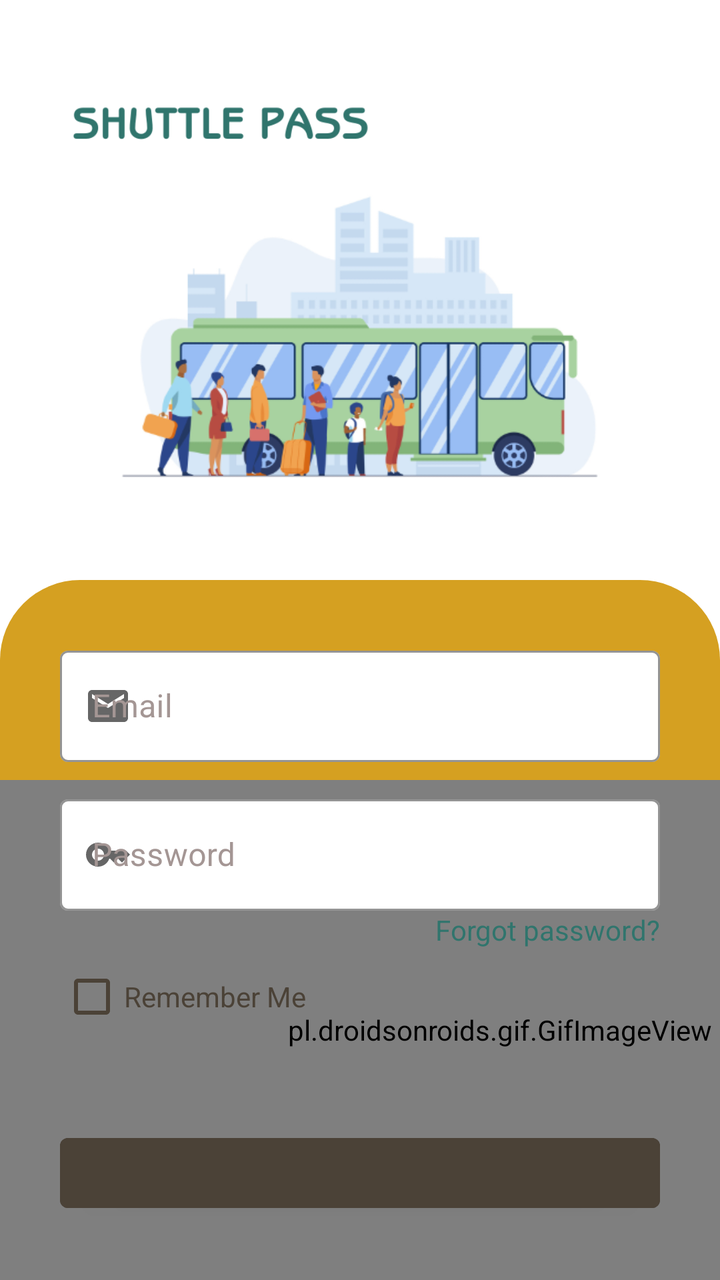
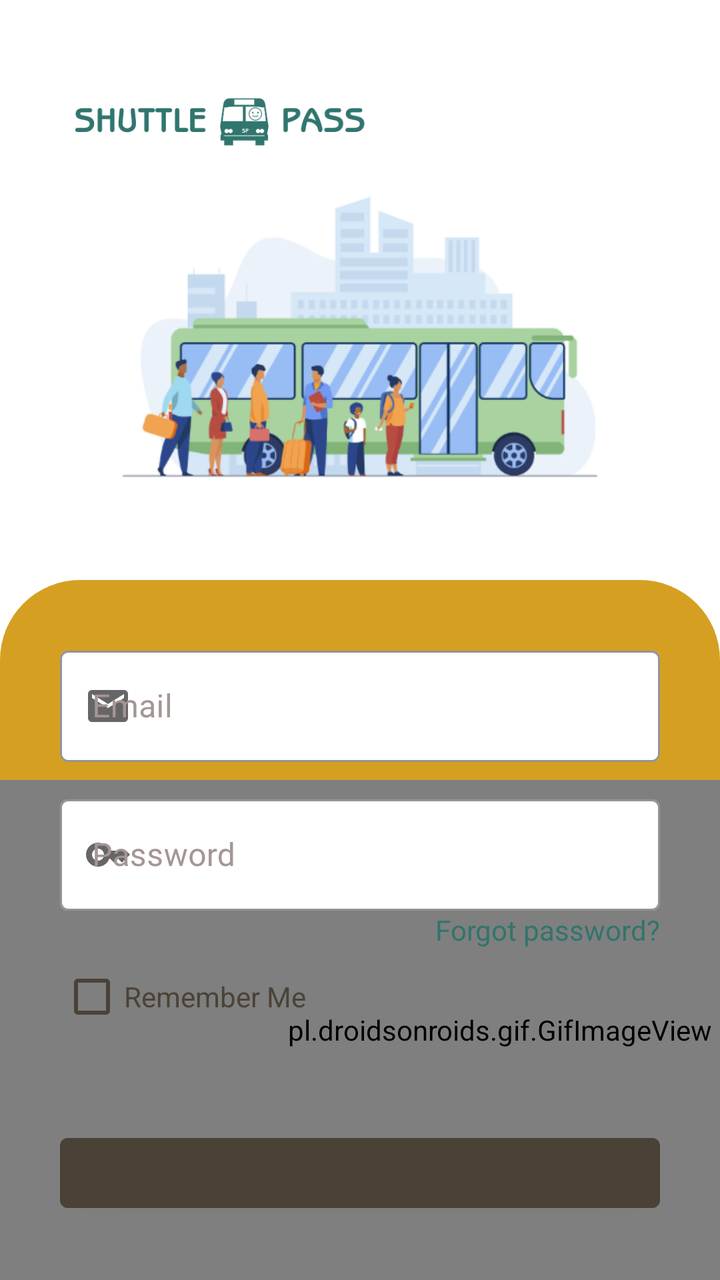

The first picture is an Android layout as it rendered before a commit; the second is the same layout after the commit. The layout source and the unified diff follow.
<!-- AndroidManifest.xml: application theme Theme.ShuttlePassDriver -->
<!-- res/layout/activity_login.xml -->
<?xml version="1.0" encoding="utf-8"?>
<androidx.constraintlayout.widget.ConstraintLayout xmlns:android="http://schemas.android.com/apk/res/android"
    xmlns:app="http://schemas.android.com/apk/res-auto"
    xmlns:tools="http://schemas.android.com/tools"
    android:layout_width="match_parent"
    android:layout_height="match_parent"
    tools:context=".Login">

    <LinearLayout
        android:layout_width="match_parent"
        android:layout_height="match_parent"
        android:orientation="vertical"
        app:layout_constraintBottom_toBottomOf="parent"
        app:layout_constraintEnd_toEndOf="parent"
        app:layout_constraintStart_toStartOf="parent"
        app:layout_constraintTop_toTopOf="parent">

        <LinearLayout
            android:layout_width="match_parent"
            android:layout_height="wrap_content"
            android:orientation="vertical"
            android:layout_margin="35dp"
            >
            <ImageView
                android:layout_width="150dp"
                android:layout_height="50dp"
                android:src="@drawable/brand_text" />

            <ImageView
                android:layout_width="400dp"
                android:layout_height="170dp"
                android:layout_gravity="center"
                android:src="@drawable/bus_illust" />
        </LinearLayout>

        <RelativeLayout
            android:layout_width="match_parent"
            android:layout_height="match_parent">

            <ImageView
                android:id="@+id/imageView2"
                android:layout_width="match_parent"
                android:layout_height="match_parent"
                android:src="@drawable/bottom_background" />

            <LinearLayout
                android:layout_width="wrap_content"
                android:layout_height="match_parent"
                android:gravity="bottom">

                <pl.droidsonroids.gif.GifImageView
                    android:layout_width="500dp"
                    android:layout_height="250dp"
                    android:src="@drawable/wave"
                    />
            </LinearLayout>

            <androidx.cardview.widget.CardView
                android:layout_width="match_parent"
                android:layout_height="match_parent"
                app:cardBackgroundColor="@android:color/transparent"
                app:cardCornerRadius="40dp"
                app:contentPadding="30dp"
                app:cardElevation="0dp"
                >


            <LinearLayout
                android:layout_width="match_parent"
                android:layout_height="wrap_content"
                android:orientation="vertical"
               >

                <com.google.android.material.textfield.TextInputLayout
                    android:id="@+id/email"
                    style="@style/Widget.MaterialComponents.TextInputLayout.OutlinedBox"
                    android:layout_width="match_parent"
                    android:layout_height="match_parent"
                    app:startIconDrawable="@drawable/email"
                    app:boxBackgroundColor="@color/white"
                    android:textColorHint="@color/taupe_gray"
                    app:boxStrokeColor="@color/taupe">

                    <com.google.android.material.textfield.TextInputEditText
                        android:layout_width="match_parent"
                        android:layout_height="wrap_content"
                        android:hint="Email"
                        android:inputType="textEmailAddress" />
                </com.google.android.material.textfield.TextInputLayout>

                <com.google.android.material.textfield.TextInputLayout
                    android:id="@+id/pass"
                    style="@style/Widget.MaterialComponents.TextInputLayout.OutlinedBox"
                    android:layout_width="match_parent"
                    android:layout_height="match_parent"
                    android:layout_marginTop="40px"
                    app:startIconDrawable="@drawable/password"
                    app:boxBackgroundColor="@color/white"
                    android:textColorHint="@color/taupe_gray"
                    app:boxStrokeColor="@color/taupe">

                    <com.google.android.material.textfield.TextInputEditText
                        android:layout_width="match_parent"
                        android:layout_height="wrap_content"
                        android:hint="Password"
                        android:inputType="textPassword" />
                </com.google.android.material.textfield.TextInputLayout>

                <TextView
                    android:layout_width="wrap_content"
                    android:layout_height="wrap_content"
                    android:layout_gravity="right"
                    android:text="Forgot password?"
                    android:textColor="@color/dark_teal"/>

                <CheckBox
                    android:id="@+id/remember"
                    android:layout_width="match_parent"
                    android:layout_height="wrap_content"
                    android:buttonTint="@color/taupe"
                    android:textColor="@color/taupe"
                    android:text="Remember Me" />

                <TextView
                    android:id="@+id/error"
                    android:layout_width="wrap_content"
                    android:layout_height="wrap_content"
                    android:layout_gravity="center"
                    android:layout_marginTop="20px" />

                <ProgressBar
                    android:id="@+id/prog"
                    android:layout_width="match_parent"
                    android:layout_height="match_parent"
                    android:layout_gravity="center"
                    android:layout_marginHorizontal="70px"
                    android:layout_marginTop="45px"
                    android:visibility="gone" />

                <Button
                    android:id="@+id/log"
                    android:layout_width="match_parent"
                    android:layout_height="match_parent"
                    android:layout_marginTop="45px"
                    android:backgroundTint="@color/taupe"
                    android:paddingVertical="50px"
                    android:text="Login" />

                <View
                    android:layout_width="match_parent"
                    android:layout_height="1dp"
                    android:layout_marginVertical="35px"
                    android:background="@color/taupe" />

                <LinearLayout
                    android:layout_width="match_parent"
                    android:layout_height="wrap_content"
                    android:gravity="center_horizontal">
                    <TextView
                        android:layout_width="wrap_content"
                        android:layout_height="wrap_content"
                        android:layout_gravity="center"
                        android:text="Don't Have an Account? "
                        android:textColor="@color/taupe"/>
                    <TextView
                        android:id="@+id/reg"
                        android:layout_width="wrap_content"
                        android:layout_height="wrap_content"
                        android:layout_gravity="center"
                        android:text="Register Here"
                        android:textColor="@color/dark_teal"/>
                </LinearLayout>

            </LinearLayout>


            </androidx.cardview.widget.CardView>


        </RelativeLayout>
    </LinearLayout>




</androidx.constraintlayout.widget.ConstraintLayout>
<!-- resources referenced by this layout -->
<resources>
  <color name="dark_teal">#30756D</color>
  <color name="taupe">#4B4237</color>
  <color name="taupe_gray">#A49694</color>
  <color name="white">#FFFFFFFF</color>
  <!-- drawable bottom_background (drawable) -->
  <?xml version="1.0" encoding="utf-8"?>
  <selector xmlns:android="http://schemas.android.com/apk/res/android">
  <item>
      <shape android:shape="rectangle">
          <corners android:topLeftRadius="40dp" android:topRightRadius="40dp"/>
          <gradient android:startColor="#D5A021" android:endColor="#D5A021" android:angle="0"/>
      </shape>
  </item>
  
  </selector>
  <!-- drawable brand_text: png bitmap (drawable, 9440 bytes) -->
  <!-- drawable bus_illust: png bitmap (drawable, 63928 bytes) -->
  <!-- drawable email (drawable) -->
  <vector android:height="24dp" android:tint="#000000"
      android:viewportHeight="24" android:viewportWidth="24"
      android:width="24dp" xmlns:android="http://schemas.android.com/apk/res/android">
      <path android:fillColor="@android:color/white" android:pathData="M20,4L4,4c-1.1,0 -1.99,0.9 -1.99,2L2,18c0,1.1 0.9,2 2,2h16c1.1,0 2,-0.9 2,-2L22,6c0,-1.1 -0.9,-2 -2,-2zM20,8l-8,5 -8,-5L4,6l8,5 8,-5v2z"/>
  </vector>
  <!-- drawable password (drawable) -->
  <vector android:height="24dp" android:tint="#000000"
      android:viewportHeight="24" android:viewportWidth="24"
      android:width="24dp" xmlns:android="http://schemas.android.com/apk/res/android">
      <path android:fillColor="@android:color/white" android:pathData="M21,10h-8.35C11.83,7.67 9.61,6 7,6c-3.31,0 -6,2.69 -6,6s2.69,6 6,6c2.61,0 4.83,-1.67 5.65,-4H13l2,2l2,-2l2,2l4,-4.04L21,10zM7,15c-1.65,0 -3,-1.35 -3,-3c0,-1.65 1.35,-3 3,-3s3,1.35 3,3C10,13.65 8.65,15 7,15z"/>
  </vector>
  <!-- drawable wave: gif bitmap (drawable, 238579 bytes) -->
  <style name="Theme.ShuttlePassDriver" parent="Theme.MaterialComponents.Light.NoActionBar">
          
          <item name="colorPrimary">@color/black</item>
          <item name="colorPrimaryVariant">@color/grey</item>
          <item name="colorOnPrimary">@color/white</item>
          
          <item name="colorSecondary">@color/teal_200</item>
          <item name="colorSecondaryVariant">@color/teal_700</item>
          <item name="colorOnSecondary">@color/black</item>
          
          <item name="android:statusBarColor">?attr/colorPrimaryVariant</item>
          
  
      </style>
  <color name="black">#FF000000</color>
  <color name="grey">#FF808080</color>
  <color name="teal_200">#FF03DAC5</color>
  <color name="teal_700">#FF018786</color>
</resources>

<!-- the commit's change to res/layout/activity_login.xml (unified diff, before → after) -->
@@ -24,7 +24,7 @@
             <ImageView
                 android:layout_width="150dp"
                 android:layout_height="50dp"
-                android:src="@drawable/brand_text" />
+                android:src="@drawable/brand_text_logo" />
 
             <ImageView
                 android:layout_width="400dp"
@@ -79,7 +79,9 @@
                     app:startIconDrawable="@drawable/email"
                     app:boxBackgroundColor="@color/white"
                     android:textColorHint="@color/taupe_gray"
-                    app:boxStrokeColor="@color/taupe">
+                    app:boxStrokeColor="@color/taupe"
+                    app:hintTextColor="@color/taupe"
+                    >
 
                     <com.google.android.material.textfield.TextInputEditText
                         android:layout_width="match_parent"
@@ -97,7 +99,8 @@
                     app:startIconDrawable="@drawable/password"
                     app:boxBackgroundColor="@color/white"
                     android:textColorHint="@color/taupe_gray"
-                    app:boxStrokeColor="@color/taupe">
+                    app:boxStrokeColor="@color/taupe"
+                    app:hintTextColor="@color/taupe">
 
                     <com.google.android.material.textfield.TextInputEditText
                         android:layout_width="match_parent"
<!-- resource entries referenced after the edit -->
@@ -15,7 +15,7 @@
   </item>
   
   </selector>
-  <!-- drawable brand_text: png bitmap (drawable, 9440 bytes) -->
+  <!-- drawable brand_text_logo: png bitmap (drawable, 13929 bytes) -->
   <!-- drawable bus_illust: png bitmap (drawable, 63928 bytes) -->
   <!-- drawable email (drawable) -->
   <vector android:height="24dp" android:tint="#000000"
@@ -32,8 +32,8 @@
   <!-- drawable wave: gif bitmap (drawable, 238579 bytes) -->
   <style name="Theme.ShuttlePassDriver" parent="Theme.MaterialComponents.Light.NoActionBar">
           
-          <item name="colorPrimary">@color/black</item>
-          <item name="colorPrimaryVariant">@color/grey</item>
+          <item name="colorPrimary">@color/goldenrod</item>
+          <item name="colorPrimaryVariant">@color/dim_gray</item>
           <item name="colorOnPrimary">@color/white</item>
           
           <item name="colorSecondary">@color/teal_200</item>
@@ -44,8 +44,9 @@
           
   
       </style>
+  <color name="goldenrod">#D5A021</color>
+  <color name="dim_gray">#736B60</color>
   <color name="black">#FF000000</color>
-  <color name="grey">#FF808080</color>
   <color name="teal_200">#FF03DAC5</color>
   <color name="teal_700">#FF018786</color>
 </resources>
